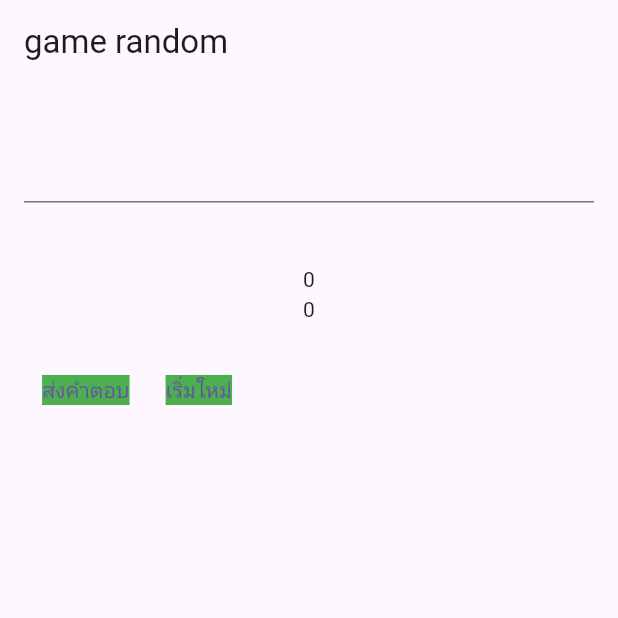
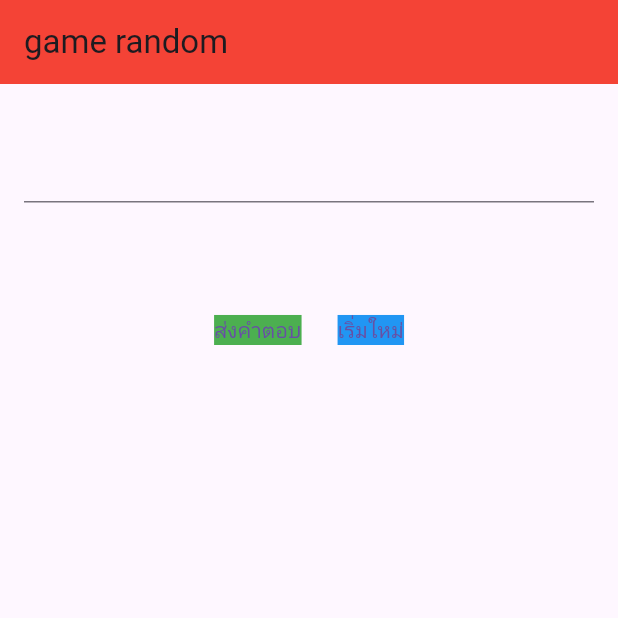
Before and after one commit to jakkarin0-0/week3_random_number, a Flutter app: the screen it shows after launch, on a phone screen of 412 x 824 dp, the top half of it. Run offline on Flutter 3.47's test engine with Material 3 defaults, Android fonts, the phone set to English and light mode, and no system bars.

Commit message:
second commit

```diff
--- a/week3_random_number/lib/main.dart
+++ b/week3_random_number/lib/main.dart
@@ -10,7 +10,10 @@ class MainApp extends StatelessWidget {
   @override
   Widget build(BuildContext context) {
     return const MaterialApp(
-      home: Scaffold(
+      debugShowCheckedModeBanner: false,
+      home:
+
+      Scaffold(
         body: RandomPage(),
       ),
     );
--- a/week3_random_number/lib/random.dart
+++ b/week3_random_number/lib/random.dart
@@ -22,9 +22,10 @@ class _RandomPageState extends State<RandomPage> {
 
     return Scaffold(
 
-        appBar: AppBar(title: const Text('game random')),
+        appBar: AppBar(title: const Text('game random') , backgroundColor: Colors.red,),
         body:
-           Center(
+
+          Center(
           child: Padding(
             padding: const EdgeInsets.all(16.0),
           child: Column(children: [
@@ -39,14 +40,14 @@ class _RandomPageState extends State<RandomPage> {
             const  SizedBox(height: 20),
 
             Text(txt),
-            Text(r.toString()),
-            Text(x.toString()),
+            // Text(r.toString()),
+            // Text(x.toString()),
 
 
             const  SizedBox(height: 20),
 
             Row(
-
+              mainAxisAlignment: MainAxisAlignment.center,
               children: [
 
               TextButton(
@@ -64,7 +65,7 @@ class _RandomPageState extends State<RandomPage> {
                     txt = 'เดาตัวเลข 1 - 9';
                   });
                 },
-                child: Text('เริ่มใหม่',style: TextStyle(backgroundColor: Colors.green ),)
+                child: Text('เริ่มใหม่',style: TextStyle(backgroundColor: Colors.blue ),)
                 ),
 
             ],)
```
